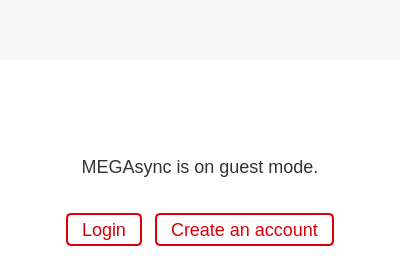
The window that Source/MEGASync/gui/win/GuestWidget.ui (meganz/MEGAsync) describes before a commit, drawn with Qt 5.
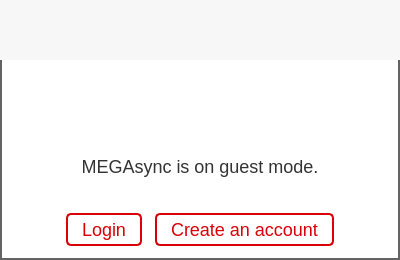
The same window after the commit. Icons and pictures are not drawn. Custom widgets are drawn as their Qt base class.

Commit message: Guest mode fixes

Patch:
```diff
--- a/Source/MEGASync/gui/win/GuestWidget.ui
+++ b/Source/MEGASync/gui/win/GuestWidget.ui
@@ -32,10 +32,12 @@
    <string>Form</string>
   </property>
   <property name="styleSheet">
-   <string notr="true">QWidget
+   <string notr="true">#GuestWidget
 {
-	background-color: white;
+background: white;
+border: 2px solid rgb(100, 100, 100);
 }
+
 #bLogin, #bCreateAccount
 {
   font-family: &quot;HelveticaNeue-Light&quot;;
```
Left out of the diff: 15 changed lines with no effect on the pictures. The commit also changes 7 other files.
